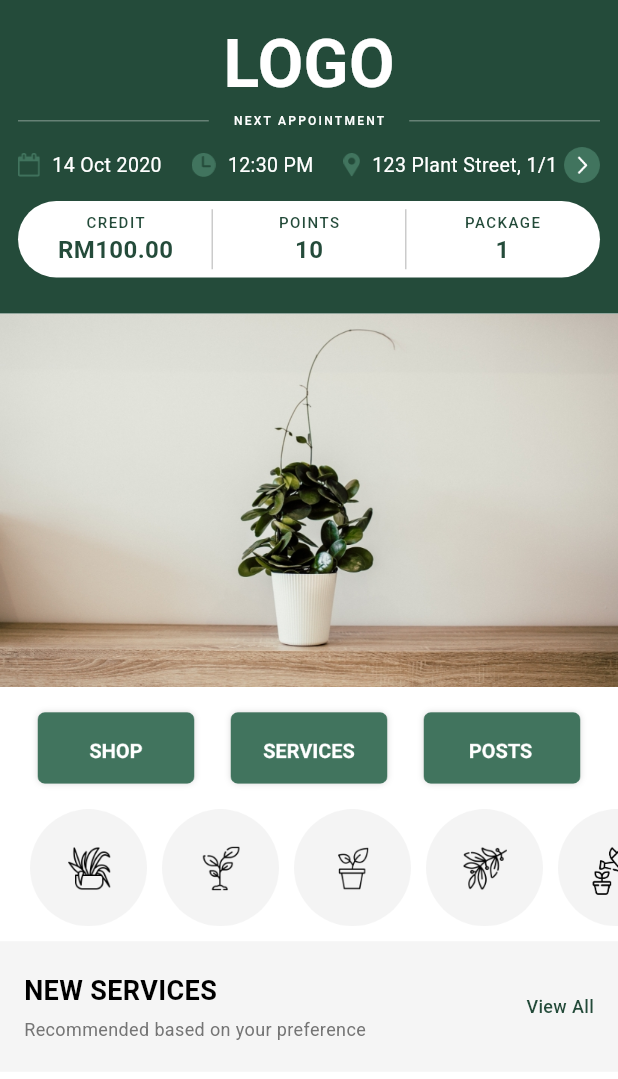
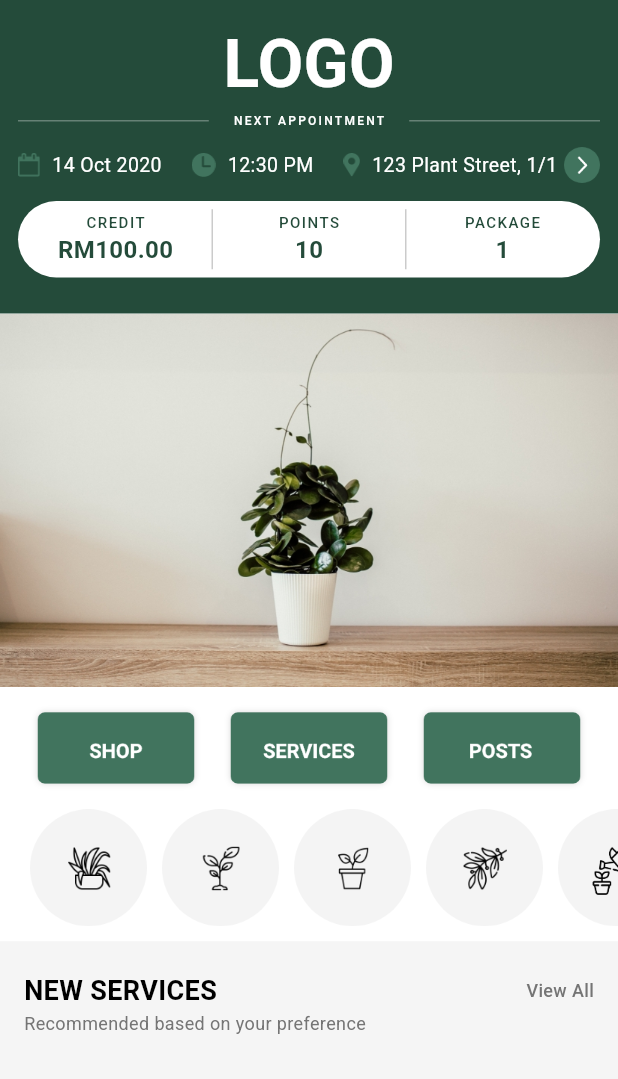
Before and after one commit to MNazran/dataflows_dev_test, a Flutter app: the HomeScreen screen opened directly, on a phone screen of 412 x 824 dp. Shown: the top 1079 px of the screen. Run offline on Flutter 3.47's test engine with Material 3 defaults, Android fonts, the phone set to English and light mode, and no system bars; our stand-ins replace get.

Commit message:
Bug fix: Refactor NewServices widget layout
'View all' not inline with 'NEW SERVICES'

```diff
--- a/lib/view/widgets/new_services.dart
+++ b/lib/view/widgets/new_services.dart
@@ -16,42 +16,40 @@ class NewServices extends StatelessWidget {
             child: Row(
               mainAxisAlignment: MainAxisAlignment.spaceBetween,
               children: [
-                Column(
-                  crossAxisAlignment: CrossAxisAlignment.start,
-                  children: [
-                    const Text(
-                      'NEW SERVICES',
-                      style: TextStyle(
-                        fontSize: 18,
-                        fontWeight: FontWeight.bold,
-                        color: Colors.black,
-                      ),
-                    ),
-                    const SizedBox(height: 4),
-                    Text(
-                      'Recommended based on your preference',
-                      style: TextStyle(
-                        fontSize: 12,
-                        fontWeight: FontWeight.w400,
-                        color: Colors.grey[600],
-                      ),
-                    ),
-                  ],
+                const Text(
+                  'NEW SERVICES',
+                  style: TextStyle(
+                    fontSize: 18,
+                    fontWeight: FontWeight.bold,
+                    color: Colors.black,
+                  ),
                 ),
                 GestureDetector(
                   onTap: () {},
-                  child: const Text(
+                  child: Text(
                     'View All',
                     style: TextStyle(
                       fontSize: 12,
                       fontWeight: FontWeight.w500,
-                      color: Color(0xFF244B3A),
+                      color: Colors.grey[600],
                     ),
                   ),
-                )
+                ),
               ],
             ),
           ),
+          Padding(
+            padding: const EdgeInsets.symmetric(horizontal: 16),
+            child: Text(
+              'Recommended based on your preference',
+              style: TextStyle(
+                fontSize: 12,
+                fontWeight: FontWeight.w400,
+                color: Colors.grey[600],
+              ),
+            ),
+          ),
+          const SizedBox(height: 16),
         ],
       ),
     );
```
